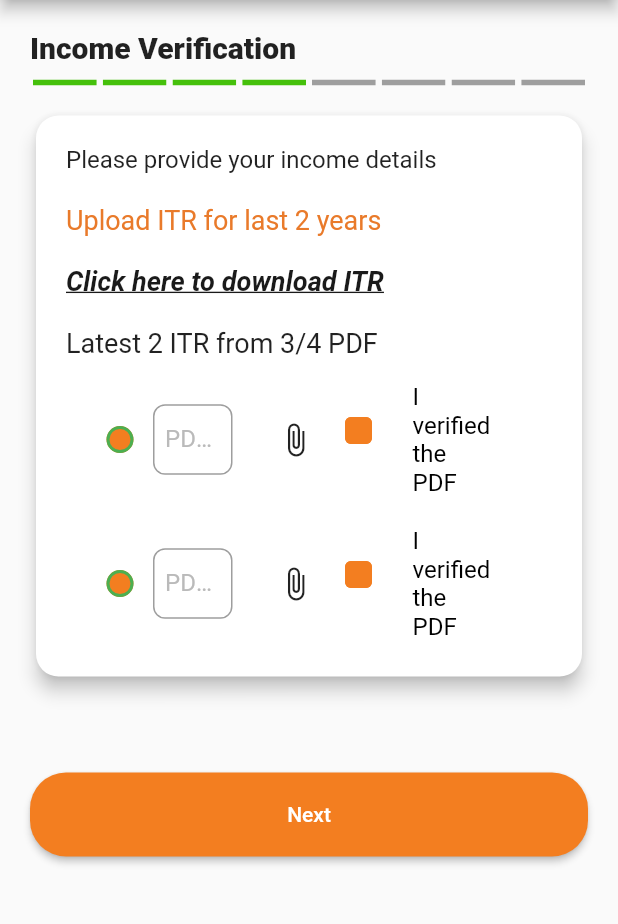
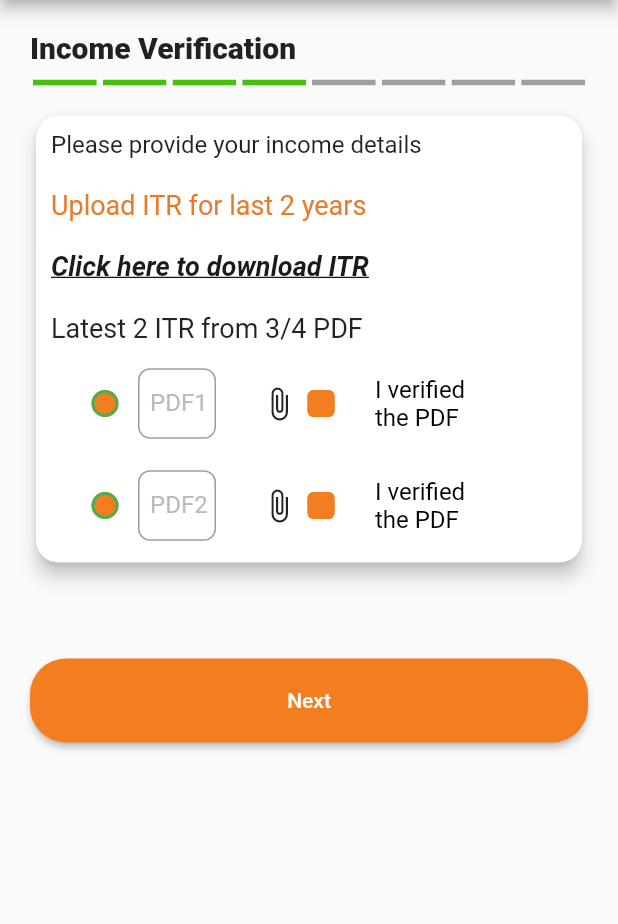
Before and after one commit to vaibhav7779/sar-hl, a Flutter app: the VerifyITR screen opened directly, on a phone screen of 412 x 824 dp, the part 84-1008 px from its top. Run offline on Flutter 3.47's test engine with Material 2 defaults, Android fonts, the phone set to English and light mode, and no system bars; drawn by our look-alikes of step_progress_indicator; our stand-ins replace otp_text_field.

Commit message:
Bug Fixing

```diff
--- a/lib/components/approval.dart
+++ b/lib/components/approval.dart
@@ -470,6 +470,7 @@ class _ApprovalState extends State<Approval> {
                           width: 5,
                         ),
                         Tooltip(
+                          triggerMode: TooltipTriggerMode.tap,
                           message:
                               'Adding a financial co-\napplicant and providing\nadditional sources of\nincome may help you get a\nbetter offer',
                           decoration: BoxDecoration(
--- a/lib/components/coApplicant.dart
+++ b/lib/components/coApplicant.dart
@@ -125,6 +125,8 @@ class _CoApplicantState extends State<CoApplicant> {
                         width: 5,
                       ),
                       Tooltip(
+                        triggerMode: TooltipTriggerMode.tap,
+
                         message:
                             'Adding a financial co-\napplicant can increase your\nloan eligibility\n',
                         decoration: BoxDecoration(
--- a/lib/components/enach.dart
+++ b/lib/components/enach.dart
@@ -46,7 +46,7 @@ class _ThirdPartState extends State<ENach> {
                     "assets/bankk.png",
                     fit: BoxFit.cover,
                     width: 400,
-                    height: 740,
+                    height: 700,
                   ),
                 ),
               ),
--- a/lib/components/verifyITR.dart
+++ b/lib/components/verifyITR.dart
@@ -79,7 +79,7 @@ class _VerifyITRState extends State<VerifyITR> {
                 ),
                 elevation: 5,
                 child: Padding(
-                  padding: const EdgeInsets.all(20),
+                  padding: const EdgeInsets.fromLTRB(10, 10, 0, 10),
                   child: Column(
                     crossAxisAlignment: CrossAxisAlignment.stretch,
                     children: [
@@ -180,7 +180,9 @@ class _VerifyITRState extends State<VerifyITR> {
                       Row(
                         mainAxisAlignment: MainAxisAlignment.spaceEvenly,
                         children: [
-                          Expanded(
+                          SizedBox(
+                            width: 140,
+                            child: Expanded(
                               child: Theme(
                                 data: theme.copyWith(
                                     checkboxTheme: newCheckBoxTheme),
@@ -208,7 +210,7 @@ class _VerifyITRState extends State<VerifyITR> {
                                         border: OutlineInputBorder(),
                                         isDense: true,
                                         contentPadding: EdgeInsets.fromLTRB(
-                                          8.0, 14.0, 8.0, 14.0),
+                                            8.0, 14.0, 0, 14.0),
                                         filled: true,
                                         fillColor: Color(0xFFFFFFFF),
                                       ),
@@ -217,8 +219,9 @@ class _VerifyITRState extends State<VerifyITR> {
                                 ),
                               ),
                             ),
+                          ),
                           const Padding(
-                            padding: EdgeInsets.only(right: 18.0),
+                            padding: EdgeInsets.only(right: 4.0),
                             child: Icon(Icons.attach_file_outlined),
                           ),
                           // Icon(Icons.attach_file_outlined),
@@ -234,7 +237,7 @@ class _VerifyITRState extends State<VerifyITR> {
                                     checkboxValue1 = value!;
                                   });
                                 },
-                                title: const Text("I verified the PDF"),
+                                title: const Text("I verified\nthe PDF"),
                               ),
                             ),
                           ),
@@ -245,7 +248,11 @@ class _VerifyITRState extends State<VerifyITR> {
                       ),
                       Row(
                         children: [
-                          Expanded(
+                          // start
+
+                          SizedBox(
+                            width: 140,
+                            child: Expanded(
                               child: Theme(
                                 data: theme.copyWith(
                                     checkboxTheme: newCheckBoxTheme),
@@ -273,7 +280,7 @@ class _VerifyITRState extends State<VerifyITR> {
                                         border: OutlineInputBorder(),
                                         isDense: true,
                                         contentPadding: EdgeInsets.fromLTRB(
-                                          8.0, 14.0, 8.0, 14.0),
+                                            8.0, 14.0, 0, 14.0),
                                         filled: true,
                                         fillColor: Color(0xFFFFFFFF),
                                       ),
@@ -282,8 +289,10 @@ class _VerifyITRState extends State<VerifyITR> {
                                 ),
                               ),
                             ),
+                          ),
+                          // end
                           const Padding(
-                            padding: EdgeInsets.only(right: 18.0),
+                            padding: EdgeInsets.only(right: 4.0),
                             child: Icon(Icons.attach_file_outlined),
                           ),
                           //  ),
@@ -299,7 +308,7 @@ class _VerifyITRState extends State<VerifyITR> {
                                     checkboxValue2 = value!;
                                   });
                                 },
-                                title: const Text("I verified the PDF"),
+                                title: const Text("I verified\nthe PDF"),
                               ),
                             ),
                           ),
--- a/lib/main.dart
+++ b/lib/main.dart
@@ -3,6 +3,7 @@ import 'package:hl_demo/components/additionalIncome.dart';
 import 'package:hl_demo/components/approval.dart';
 import 'package:hl_demo/components/homePage.dart';
 import 'package:hl_demo/components/property.dart';
+import 'package:hl_demo/components/verifyITR.dart';
 
 void main() {
   runApp(const MyApp());
@@ -22,8 +23,8 @@ class _MyAppState extends State<MyApp> {
   Widget build(BuildContext context) {
     return MaterialApp(
       debugShowCheckedModeBanner: false,
-      home: const HomePage(),
-      // home: const Approval(),
+      // home: const HomePage(),
+      home: const VerifyITR(),
       // home: const CheckCustomComponents(),
       theme: ThemeData(
         // AppBar theme
```
Also changed, not shown: lib/components/congratulations.dart (+11 -4 lines). Lines whose indentation alone changed are shown as unchanged.
